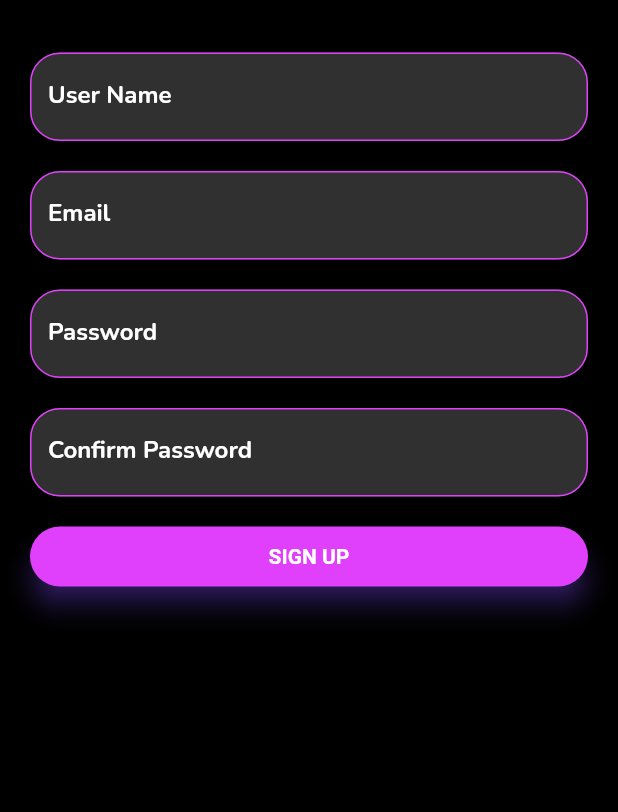
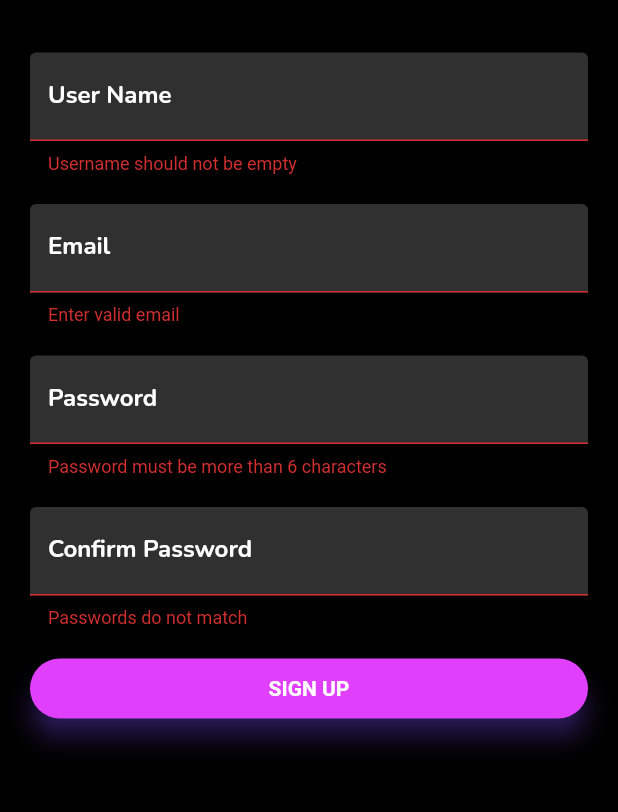
Before and after one commit to ChiranthSH007/eScoreZ, a Flutter app: the screen it shows after launch, after a tap on "SIGN UP", on a phone screen of 412 x 824 dp, the part 312-1124 px from its top. Run offline on Flutter 3.47's test engine with Material 2 defaults, Android fonts, the phone set to English and light mode, and no system bars; our stand-ins replace cached_network_image, cloud_firestore, firebase_core, google_fonts; accounts and stored records are empty.

Commit message:
emailsignup changes

```diff
--- a/lib/emailsignuppage.dart
+++ b/lib/emailsignuppage.dart
@@ -8,9 +8,14 @@ class emailsignuppage extends StatefulWidget {
 }
 
 class _emailsignuppageState extends State<emailsignuppage> {
+  String? signupemail, signuppassword, signupconfirmpassword, signupusername;
+
+  var _formkey = GlobalKey<FormState>();
+
   @override
   Widget build(BuildContext context) {
     return Scaffold(
+      resizeToAvoidBottomInset: false,
       backgroundColor: Colors.black,
       body: Column(
         crossAxisAlignment: CrossAxisAlignment.start,
@@ -43,18 +48,32 @@ class _emailsignuppageState extends State<emailsignuppage> {
               ],
             ),
           ),
-          Container(
+          Form(
+            key: _formkey,
+            child: Container(
               padding: EdgeInsets.only(top: 35.0, left: 20.0, right: 20.0),
               child: Column(
                 children: [
                   Container(
                     // color: Colors.grey[850],
-                  child: TextField(
+                    child: TextFormField(
+                      keyboardType: TextInputType.name,
+                      validator: (item) {
+                        return item!.isNotEmpty
+                            ? null
+                            : "Username should not be empty";
+                      },
+                      onChanged: (item) {
+                        setState(() {
+                          signupusername = item;
+                        });
+                      },
                       decoration: InputDecoration(
                           filled: true,
                           fillColor: Colors.grey[850],
                           enabledBorder: const OutlineInputBorder(
-                          borderRadius: BorderRadius.all(Radius.circular(20.0)),
+                            borderRadius:
+                                BorderRadius.all(Radius.circular(20.0)),
                             borderSide:
                                 const BorderSide(color: Colors.purpleAccent),
                           ),
@@ -76,12 +95,22 @@ class _emailsignuppageState extends State<emailsignuppage> {
                   ),
                   Container(
                     // color: Colors.grey[850],
-                  child: TextField(
+                    child: TextFormField(
+                      keyboardType: TextInputType.emailAddress,
+                      validator: (item) {
+                        return item!.contains("@") ? null : "Enter valid email";
+                      },
+                      onChanged: (item) {
+                        setState(() {
+                          signupemail = item;
+                        });
+                      },
                       decoration: InputDecoration(
                           filled: true,
                           fillColor: Colors.grey[850],
                           enabledBorder: const OutlineInputBorder(
-                          borderRadius: BorderRadius.all(Radius.circular(20.0)),
+                            borderRadius:
+                                BorderRadius.all(Radius.circular(20.0)),
                             borderSide:
                                 const BorderSide(color: Colors.purpleAccent),
                           ),
@@ -104,7 +133,19 @@ class _emailsignuppageState extends State<emailsignuppage> {
                   ),
                   Container(
                     // color: Colors.grey[850],
-                  child: TextField(
+                    child: TextFormField(
+                      keyboardType: TextInputType.text,
+                      obscureText: true,
+                      validator: (item) {
+                        return item!.length > 6
+                            ? null
+                            : "Password must be more than 6 characters";
+                      },
+                      onChanged: (item) {
+                        setState(() {
+                          signuppassword = item;
+                        });
+                      },
                       style: TextStyle(color: Colors.grey),
                       decoration: InputDecoration(
                         filled: true,
@@ -121,7 +162,8 @@ class _emailsignuppageState extends State<emailsignuppage> {
                           color: Colors.white,
                         ),
                         focusedBorder: const OutlineInputBorder(
-                          borderRadius: BorderRadius.all(Radius.circular(20.0)),
+                            borderRadius:
+                                BorderRadius.all(Radius.circular(20.0)),
                             borderSide:
                                 const BorderSide(color: Colors.purpleAccent)),
                       ),
@@ -132,7 +174,19 @@ class _emailsignuppageState extends State<emailsignuppage> {
                   ),
                   Container(
                     // color: Colors.grey[850],
-                  child: TextField(
+                    child: TextFormField(
+                      keyboardType: TextInputType.text,
+                      obscureText: true,
+                      validator: (item) {
+                        return item! == signuppassword
+                            ? null
+                            : "Passwords do not match";
+                      },
+                      onChanged: (item) {
+                        setState(() {
+                          signupconfirmpassword = item;
+                        });
+                      },
                       style: TextStyle(color: Colors.grey),
                       decoration: InputDecoration(
                         filled: true,
@@ -149,7 +203,8 @@ class _emailsignuppageState extends State<emailsignuppage> {
                           color: Colors.white,
                         ),
                         focusedBorder: const OutlineInputBorder(
-                          borderRadius: BorderRadius.all(Radius.circular(20.0)),
+                            borderRadius:
+                                BorderRadius.all(Radius.circular(20.0)),
                             borderSide:
                                 const BorderSide(color: Colors.purpleAccent)),
                       ),
@@ -181,12 +236,15 @@ class _emailsignuppageState extends State<emailsignuppage> {
                       color: Colors.purpleAccent,
                       elevation: 7.0,
                       child: GestureDetector(
-                      onTap: () {},
+                        onTap: () {
+                          if (_formkey.currentState!.validate()) {}
+                        },
                         child: Center(
                           child: Text(
                             'SIGN UP',
                             style: TextStyle(
-                              color: Colors.white, fontWeight: FontWeight.bold),
+                                color: Colors.white,
+                                fontWeight: FontWeight.bold),
                           ),
                         ),
                       ),
@@ -195,6 +253,7 @@ class _emailsignuppageState extends State<emailsignuppage> {
                 ],
               ),
             ),
+          ),
           Container(),
         ],
       ),
```
Lines whose indentation alone changed are shown as unchanged.
